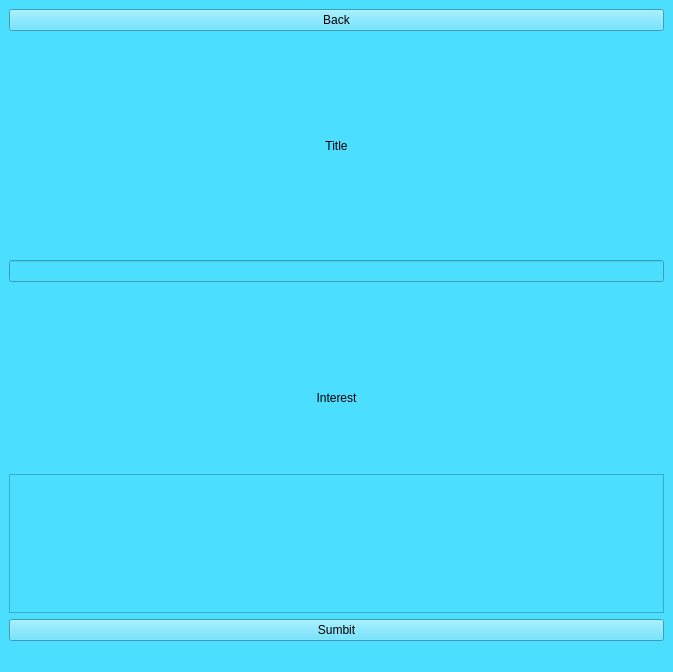
ClownKingWalrus/PAXEL, file Paxel/createboardorthread.ui: the form before one commit.
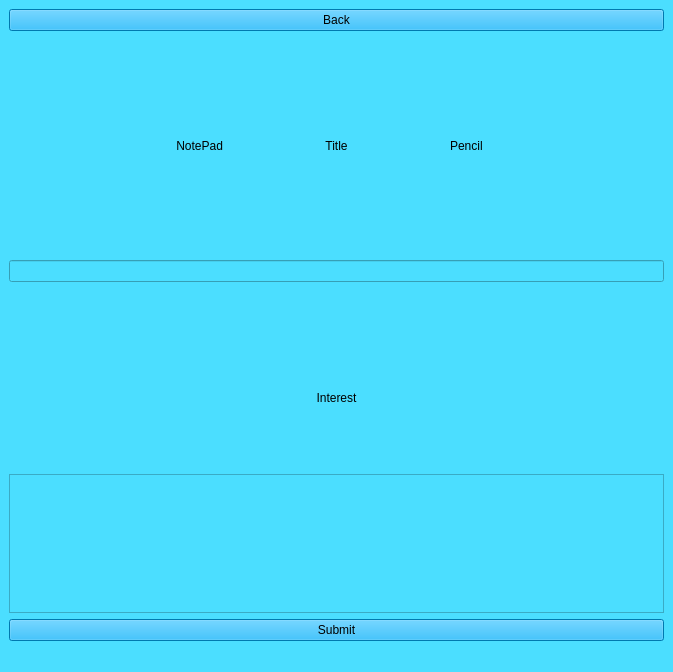
The form after the commit.

The edit to the form file:
```diff
--- a/Paxel/createboardorthread.ui
+++ b/Paxel/createboardorthread.ui
@@ -19,9 +19,19 @@
   <widget class="QWidget" name="centralwidget">
    <layout class="QGridLayout" name="gridLayout_2">
     <item row="4" column="0">
-     <widget class="QPushButton" name="pushButton_2">
+     <widget class="QPushButton" name="Submit">
+      <property name="styleSheet">
+       <string notr="true">QPushButton { color: rgb(0, 0, 0);
+font:  700 17pt &quot;MS Sans Serif&quot;;
+background-color: rgb(0, 170, 245);
+}
+
+QPushButton:Hover {
+background-color: rgb(10, 180, 255);
+}</string>
+      </property>
       <property name="text">
-       <string>Sumbit</string>
+       <string>Submit</string>
       </property>
      </widget>
     </item>
@@ -75,6 +85,18 @@
     <item row="1" column="0">
      <layout class="QVBoxLayout" name="verticalLayout">
       <item>
+       <layout class="QHBoxLayout" name="horizontalLayout">
+        <item>
+         <widget class="QLabel" name="NotePad">
+          <property name="text">
+           <string>NotePad</string>
+          </property>
+          <property name="alignment">
+           <set>Qt::AlignmentFlag::AlignRight|Qt::AlignmentFlag::AlignTrailing|Qt::AlignmentFlag::AlignVCenter</set>
+          </property>
+         </widget>
+        </item>
+        <item>
        <widget class="QLabel" name="label">
         <property name="minimumSize">
          <size>
@@ -95,7 +117,16 @@
        </widget>
       </item>
       <item>
-       <widget class="QLineEdit" name="lineEdit"/>
+         <widget class="QLabel" name="Pencil">
+          <property name="text">
+           <string>Pencil</string>
+          </property>
+         </widget>
+        </item>
+       </layout>
+      </item>
+      <item>
+       <widget class="QLineEdit" name="Title"/>
       </item>
       <item>
        <spacer name="verticalSpacer">
@@ -116,7 +147,17 @@
      </layout>
     </item>
     <item row="0" column="0">
-     <widget class="QPushButton" name="pushButton">
+     <widget class="QPushButton" name="Back">
+      <property name="styleSheet">
+       <string notr="true">QPushButton { color: rgb(0, 0, 0);
+font:  700 17pt &quot;MS Sans Serif&quot;;
+background-color: rgb(0, 170, 245);
+}
+
+QPushButton:Hover {
+background-color: rgb(10, 180, 255);
+}</string>
+      </property>
       <property name="text">
        <string>Back</string>
       </property>
```
Left out of the diff: 6 changed lines with no effect on the pictures. Lines whose indentation alone changed are shown as unchanged.
